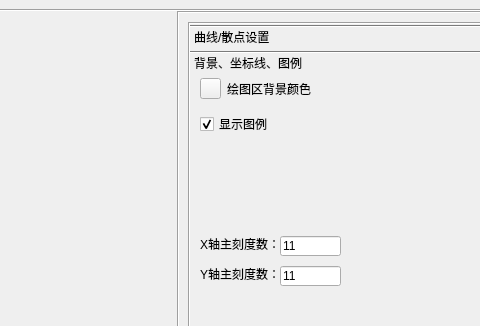
First picture: the form in plot.ui, repository Arosynerd/HostPlotDisplay, before the edit; both pictures show x 432 to 912 and y 0 to 326 of the 1000 by 680 pixel window.
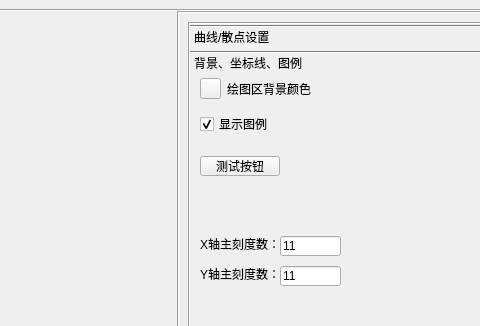
Second picture: the form after the edit. The open tabs and pages were chosen to show the change. Icons and pictures are not drawn. Custom widgets are drawn as their Qt base class.

Patch:
```diff
--- a/plot.ui
+++ b/plot.ui
@@ -5774,6 +5774,19 @@
                <string>11</string>
               </property>
              </widget>
+             <widget class="QPushButton" name="plottest_button">
+              <property name="geometry">
+               <rect>
+                <x>10</x>
+                <y>80</y>
+                <width>80</width>
+                <height>20</height>
+               </rect>
+              </property>
+              <property name="text">
+               <string>测试按钮</string>
+              </property>
+             </widget>
             </widget>
            </widget>
           </item>
```
Left out of the diff: 2 changed lines with no effect on the pictures.
